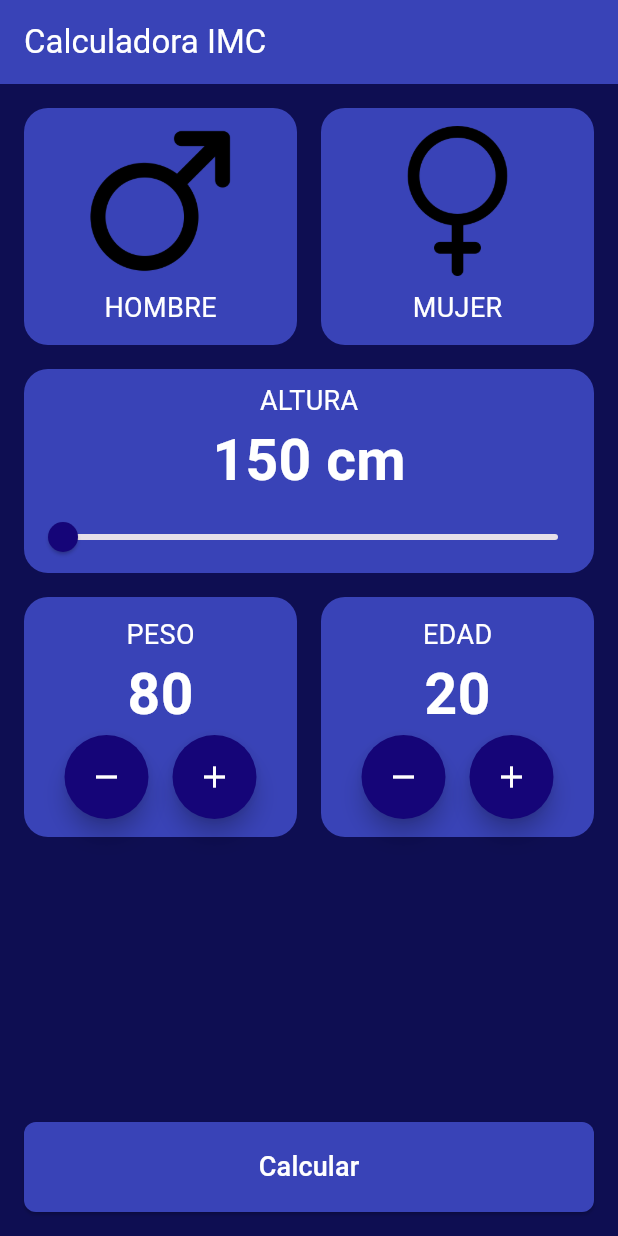
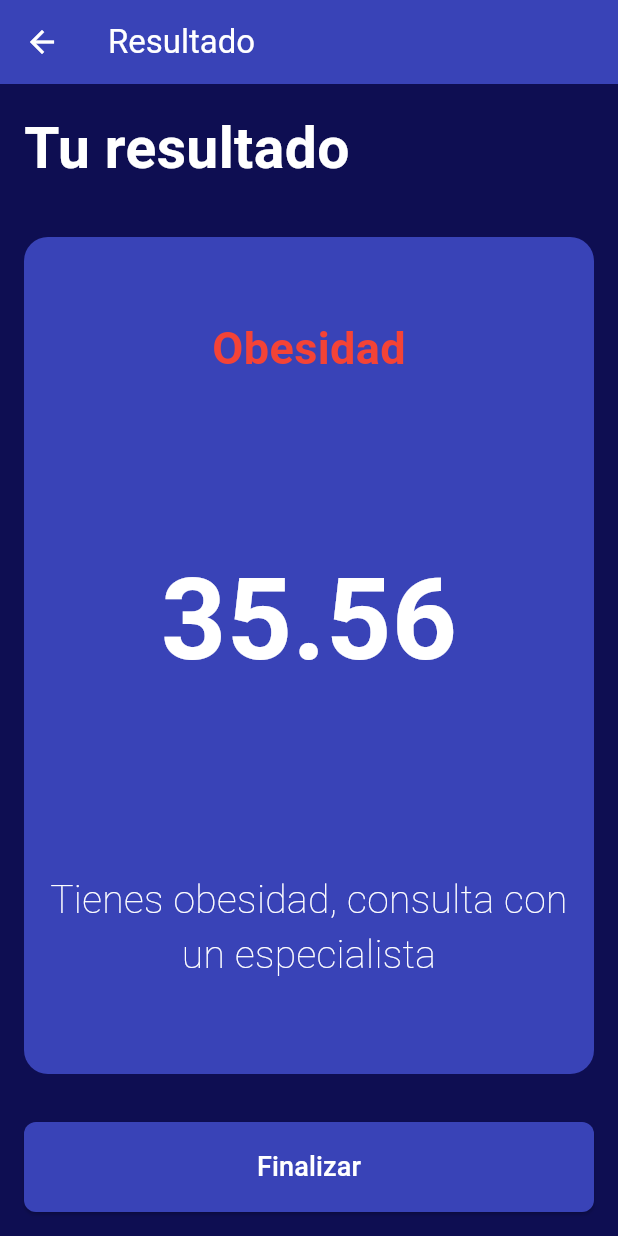
Before and after one commit to olarte91/imc-mobile-app, a Flutter app: the screen it shows after launch, after a tap on the "remove" icon, after a tap on the "add" icon, after a tap on "Calcular", on a phone screen of 412 x 824 dp. Run offline on Flutter 3.47's test engine with Material 3 defaults, Android fonts, the phone set to English and light mode, and no system bars.

Commit message:
feat: Se agregan funcionalidades básicas

```diff
--- a/lib/components/number_selector.dart
+++ b/lib/components/number_selector.dart
@@ -44,6 +44,7 @@ class _NumberSelectorState extends State<NumberSelector> {
               mainAxisAlignment: MainAxisAlignment.center,
               children: [
                 FloatingActionButton(
+                  heroTag: null,
                   onPressed: () {
                     widget.onDecrement();
                   },
@@ -53,6 +54,7 @@ class _NumberSelectorState extends State<NumberSelector> {
                 ),
                 SizedBox(width: 16),
                 FloatingActionButton(
+                  heroTag: null,
                   onPressed: () {
                     widget.onIncrement();
                   },
--- a/lib/screens/imc_home_screen.dart
+++ b/lib/screens/imc_home_screen.dart
@@ -4,6 +4,7 @@ import 'package:imc_calculator/components/height_selector.dart';
 import 'package:imc_calculator/components/number_selector.dart';
 import 'package:imc_calculator/core/app_colors.dart';
 import 'package:imc_calculator/core/text_styles.dart';
+import 'package:imc_calculator/screens/imc_result_screen.dart';
 
 class ImcHomeScreen extends StatefulWidget {
   const ImcHomeScreen({super.key});
@@ -85,7 +86,18 @@ class _ImcHomeScreenState extends State<ImcHomeScreen> {
             height: 60,
             width: double.infinity,
             child: ElevatedButton(
-              onPressed: () {},
+              onPressed: () {
+                Navigator.push(
+                  context,
+                  MaterialPageRoute(
+                    builder:
+                        (context) => ImcResultScreen(
+                          height: selectedHeight,
+                          weight: selectedWeight,
+                        ),
+                  ),
+                );
+              },
               style: ButtonStyle(
                 shape: WidgetStatePropertyAll(
                   RoundedRectangleBorder(
--- /dev/null
+++ b/lib/screens/imc_result_screen.dart
@@ -0,0 +1,141 @@
+import 'package:flutter/material.dart';
+import 'package:imc_calculator/core/app_colors.dart';
+import 'package:imc_calculator/core/text_styles.dart';
+
+class ImcResultScreen extends StatelessWidget {
+  final double height;
+  final int weight;
+  const ImcResultScreen({
+    super.key,
+    required this.height,
+    required this.weight,
+  });
+
+  @override
+  Widget build(BuildContext context) {
+    double fixedHeight = height / 100;
+    double imcResult = weight / (fixedHeight * fixedHeight);
+    return Scaffold(
+      backgroundColor: AppColors.background,
+      appBar: toolbarResult(),
+      body: bodyResult(imcResult, context),
+    );
+  }
+
+  Padding bodyResult(double result, BuildContext context) {
+    return Padding(
+      padding: const EdgeInsets.all(16.0),
+      child: Column(
+        crossAxisAlignment: CrossAxisAlignment.start,
+        children: [
+          Text(
+            "Tu resultado",
+            style: TextStyle(
+              fontSize: 38,
+              color: Colors.white,
+              fontWeight: FontWeight.bold,
+            ),
+          ),
+          Expanded(
+            child: Padding(
+              padding: const EdgeInsets.only(top: 32, bottom: 32),
+              child: Container(
+                width: double.infinity,
+                decoration: BoxDecoration(
+                  color: AppColors.secondary,
+                  borderRadius: BorderRadius.circular(16),
+                ),
+                child: Column(
+                  mainAxisAlignment: MainAxisAlignment.spaceAround,
+                  children: [
+                    Text(
+                      getStatusByImc(result),
+                      style: TextStyle(
+                        fontSize: 30,
+                        fontWeight: FontWeight.w600,
+                        color: getColorByImc(result),
+                      ),
+                    ),
+                    Text(
+                      result.toStringAsFixed(2),
+                      style: TextStyle(
+                        fontSize: 76,
+                        color: Colors.white,
+                        fontWeight: FontWeight.bold,
+                      ),
+                    ),
+                    Padding(
+                      padding: const EdgeInsets.all(8.0),
+                      child: Text(
+                        getDescriptionOfImc(result),
+                        style: TextStyle(
+                          fontSize: 26,
+                          fontWeight: FontWeight.w200,
+                          color: Colors.white,
+                        ),
+                        textAlign: TextAlign.center,
+                      ),
+                    ),
+                  ],
+                ),
+              ),
+            ),
+          ),
+          Container(
+            height: 60,
+            width: double.infinity,
+            child: ElevatedButton(
+              onPressed: () {
+                Navigator.pop(context);
+              },
+              style: ButtonStyle(
+                shape: WidgetStatePropertyAll(
+                  RoundedRectangleBorder(
+                    borderRadius: BorderRadius.circular(8),
+                  ),
+                ),
+                backgroundColor: WidgetStateProperty.all(AppColors.secondary),
+              ),
+              child: Text("Finalizar", style: TextStyles.bodyText),
+            ),
+          ),
+        ],
+      ),
+    );
+  }
+
+  AppBar toolbarResult() {
+    return AppBar(
+      title: Text("Resultado"),
+      backgroundColor: AppColors.secondary,
+      foregroundColor: Colors.white,
+    );
+  }
+
+  Color getColorByImc(double imcResult) {
+    return switch (imcResult) {
+      < 18.5 => Colors.blue, //Imc Bajo
+      < 24.9 => Colors.green, //Imc Normal
+      < 29.99 => Colors.orange, //Sobrepeso
+      _ => Colors.red, //Obseidad
+    };
+  }
+
+  String getStatusByImc(double imcResult) {
+    return switch (imcResult) {
+      < 18.5 => "Bajo", //Imc Bajo
+      < 24.9 => "Normal", //Imc Normal
+      < 29.99 => "Sobrepeso", //Sobrepeso
+      _ => "Obesidad", //Obseidad
+    };
+  }
+
+  String getDescriptionOfImc(double imcResult) {
+    return switch (imcResult) {
+      < 18.5 => "Tu peso está por debajo de lo recomendado", //Imc Bajo
+      < 24.9 => "Tu peso está en el rango saludable", //Imc Normal
+      < 29.99 => "Tienes sobrepeso, cuida tu alimentación", //Sobrepeso
+      _ => "Tienes obesidad, consulta con un especialista", //Obseidad
+    };
+  }
+}
```
